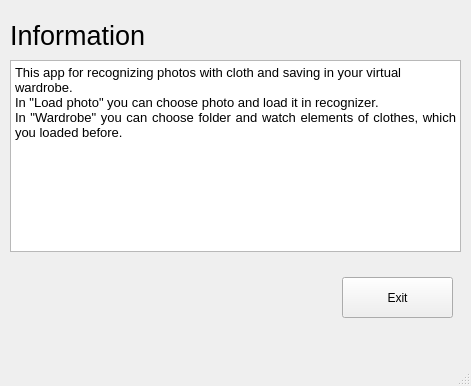
widbnudb/MyClothes, file Code/Information.ui: the form before one commit.
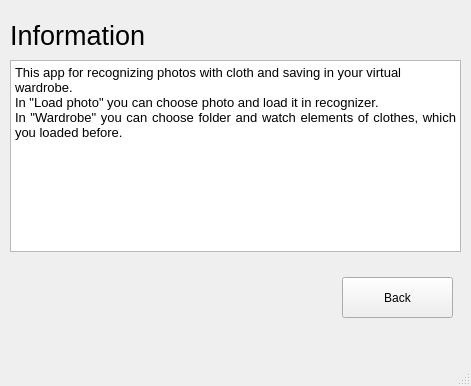
The form after the commit.

Commit message: LoadPhoto gui was added

```diff
--- a/Code/Information.ui
+++ b/Code/Information.ui
@@ -62,7 +62,7 @@
      </rect>
     </property>
     <property name="text">
-     <string>Exit</string>
+     <string>Back</string>
     </property>
    </widget>
   </widget>
```
The commit also changes 4 other files.
